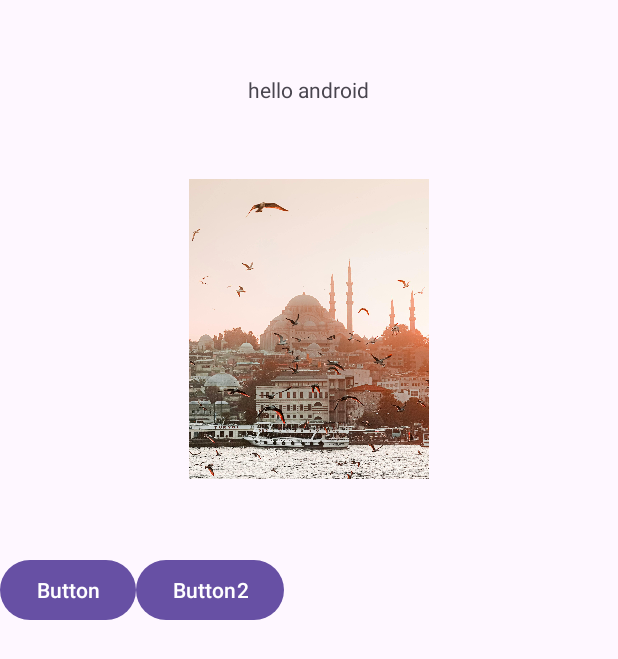
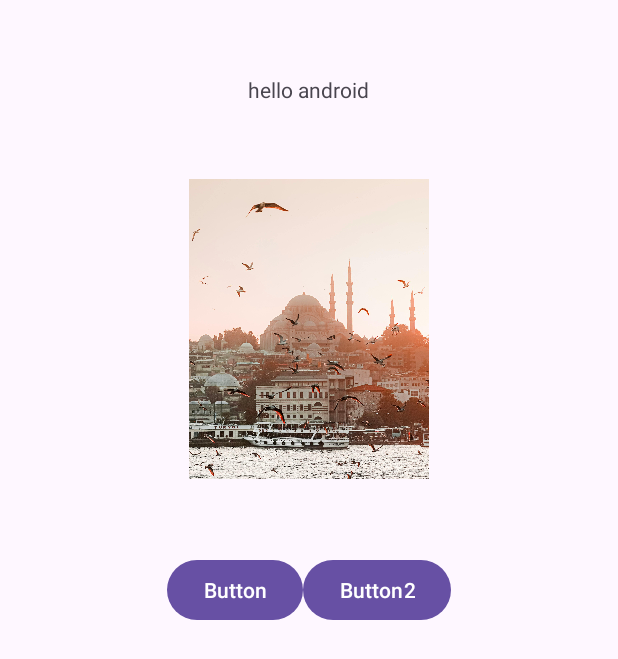
Before and after one commit to eliffvural/KotlinLab, an Android app: the screen it shows after launch (MainActivity), on a phone screen of 412 x 824 dp. Shown: the top 659 px of the screen. Run offline under Robolectric (Android 15) with nearby library versions, the phone set to English and light mode, and no system bars.

Commit message:
second button added, gravity center

```diff
--- a/app/src/main/res/layout/activity_main.xml
+++ b/app/src/main/res/layout/activity_main.xml
@@ -30,7 +30,8 @@
         android:layout_width="match_parent"
         android:layout_height="wrap_content"
         android:orientation="horizontal"
-        android:layout_marginTop="50dp">
+        android:layout_marginTop="50dp"
+        android:gravity="center">
 
         <Button
             android:id="@+id/button"
```
